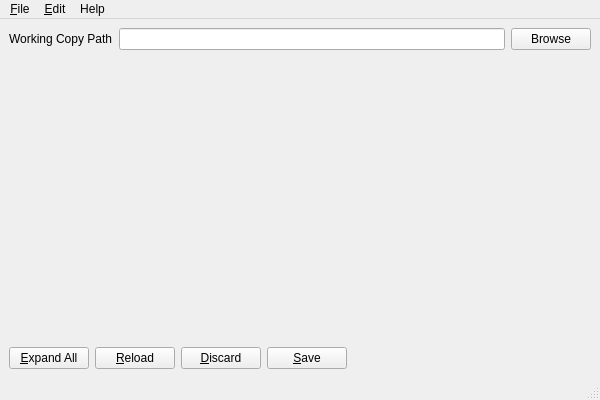
Above: forms/MainWindow.ui from feddischson/svn-external-disposer before the change. Below: the same form after it.
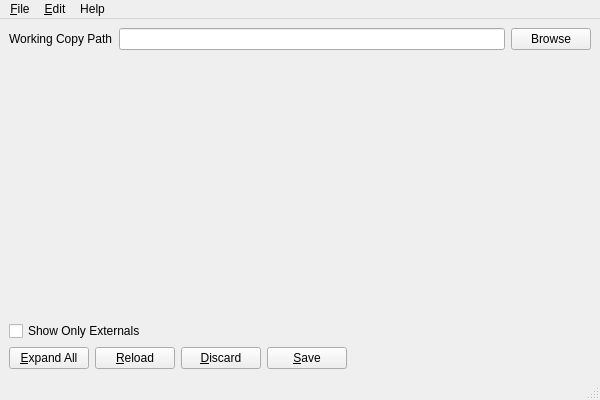
That is the form after the change.

Commit message: Adds a proxy-filter skeleton and a check-box

The edit to the form file:
```diff
--- a/forms/MainWindow.ui
+++ b/forms/MainWindow.ui
@@ -20,8 +20,8 @@
    <string>SVN-Externals-Disposer</string>
   </property>
   <widget class="QWidget" name="centralwidget">
-   <layout class="QGridLayout" name="gridLayout">
-    <item row="0" column="0">
+   <layout class="QVBoxLayout" name="verticalLayout">
+    <item>
      <layout class="QHBoxLayout" name="horizontalLayout">
       <item>
        <widget class="QLabel" name="wokring_copy_L">
@@ -42,7 +42,17 @@
       </item>
      </layout>
     </item>
-    <item row="2" column="0">
+    <item>
+     <widget class="QWidget" name="externals_W" native="true"/>
+    </item>
+    <item>
+     <widget class="QCheckBox" name="only_externals_CB">
+      <property name="text">
+       <string>Show Only Externals</string>
+      </property>
+     </widget>
+    </item>
+    <item>
      <layout class="QHBoxLayout" name="horizontalLayout_2">
       <item>
        <widget class="QPushButton" name="expand_PB">
@@ -87,9 +97,6 @@
       </item>
      </layout>
     </item>
-    <item row="1" column="0">
-     <widget class="QWidget" name="externals_W" native="true"/>
-    </item>
    </layout>
   </widget>
   <widget class="QMenuBar" name="menubar">
```
The commit also changes 6 other files.
